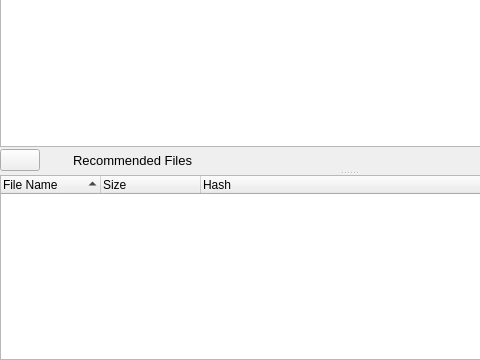
RetroShare/RetroShare, file retroshare-gui/src/gui/msgs/MessageWidget.ui: the form before one commit; both pictures show x 0 to 480 and y 179 to 539 of the 698 by 539 pixel window.
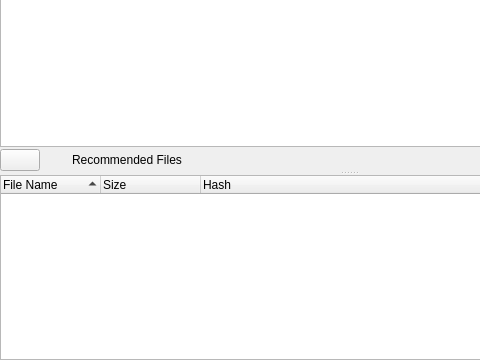
The form after the commit. Icons and pictures are not drawn. Custom widgets are drawn as their Qt base class.

Commit message: Moved font size definitions from ui files to default qss. Added new base class StyledLabel to emulate the missing font-size by factor in qss.

```diff
--- a/retroshare-gui/src/gui/msgs/MessageWidget.ui
+++ b/retroshare-gui/src/gui/msgs/MessageWidget.ui
@@ -387,13 +387,6 @@
             </item>
             <item row="0" column="4">
              <widget class="QLabel" name="label_2">
-              <property name="font">
-               <font>
-                <pointsize>10</pointsize>
-                <weight>50</weight>
-                <bold>false</bold>
-               </font>
-              </property>
               <property name="text">
                <string>Recommended Files</string>
               </property>
@@ -401,12 +394,6 @@
             </item>
             <item row="0" column="3">
              <widget class="QLabel" name="filesText">
-              <property name="font">
-               <font>
-                <pointsize>10</pointsize>
-                <italic>false</italic>
-               </font>
-              </property>
               <property name="text">
                <string/>
               </property>
```
Left out of the diff: 62 changed lines with no effect on the pictures. The commit also changes 41 other files.
